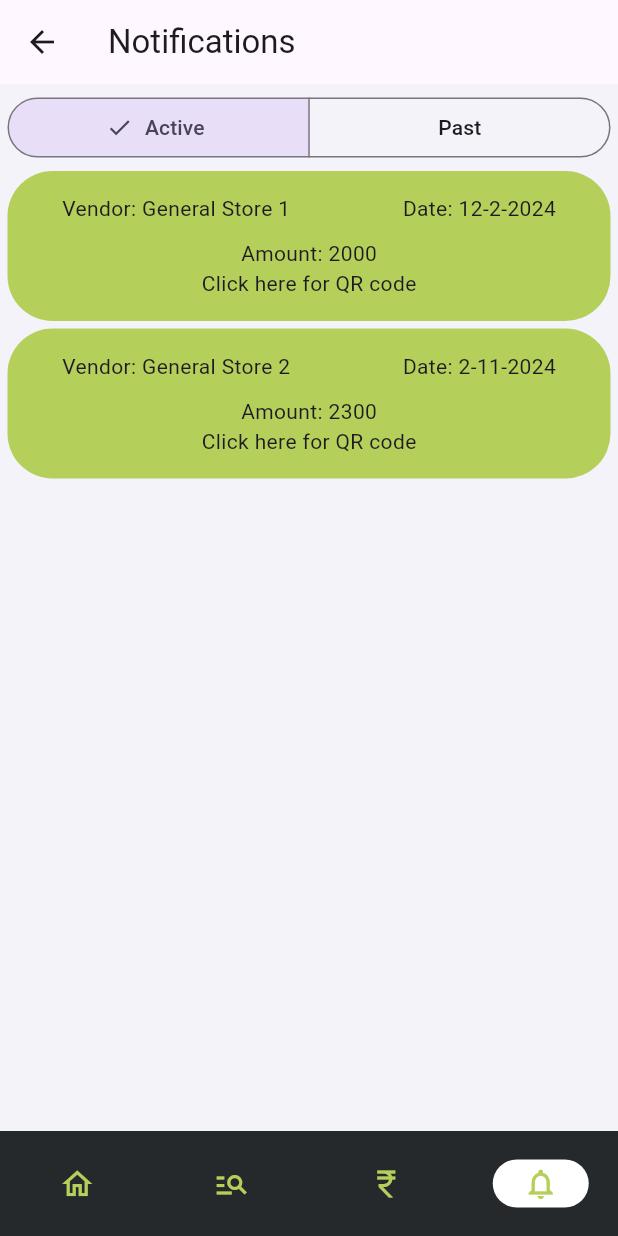
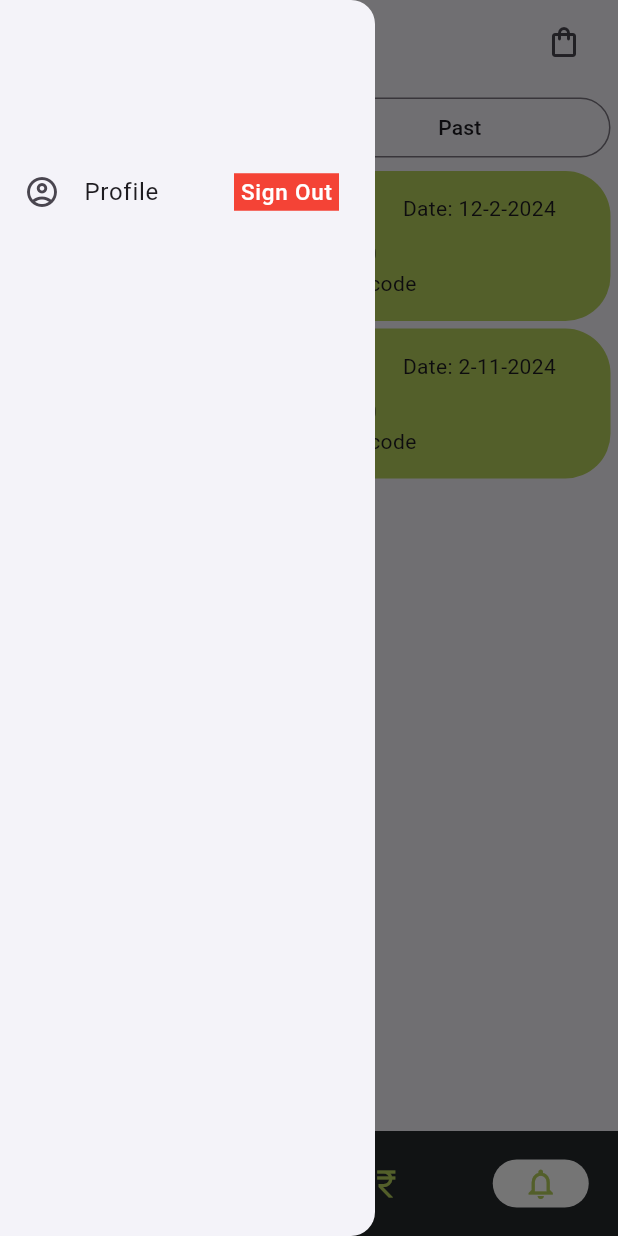
Before and after one commit to Shaunm1724/ration_seva, a Flutter app: the Notifications screen opened by its route, with the side drawer open (before the commit the screen has no drawer), on a phone screen of 412 x 824 dp. Run offline on Flutter 3.47's test engine with Material 3 defaults, Android fonts, the phone set to English and light mode, and no system bars; our stand-ins replace cloud_firestore, firebase_auth, firebase_core, flutter_map, latlong2, pretty_qr_code; accounts and stored records are empty.

Commit message:
Appbar and drawer

```diff
--- /dev/null
+++ b/lib/components/Common/drawer.dart
@@ -0,0 +1,55 @@
+import 'package:flutter/material.dart';
+import 'package:ration_seva/services/auth.dart';
+
+class DrawerWidget extends StatelessWidget {
+  const DrawerWidget({super.key});
+
+  @override
+  Widget build(BuildContext context) {
+    final AuthenticateService _auth = AuthenticateService();
+
+    void signOut() {
+      _auth.signOut();
+      Navigator.pushNamed(context, '/wrapper');
+    }
+
+    return Drawer(
+      width: 250,
+      backgroundColor: const Color(0xffF4F3F9),
+      child: Column(
+        mainAxisAlignment: MainAxisAlignment.start,
+        children: [
+          const SizedBox(height: 100),
+          ListTile(
+            leading: const Icon(
+              Icons.account_circle_outlined,
+            ),
+            title: const Text(
+              'Profile',
+            ),
+            trailing: GestureDetector(
+              onTap: () {
+                signOut();
+              },
+              child: Container(
+                decoration: const BoxDecoration(color: Colors.red),
+                height: 25,
+                width: 70,
+                child: const Center(
+                  child: Text(
+                    'Sign Out',
+                    style: TextStyle(
+                      color: Colors.white,
+                      fontSize: 15,
+                    ),
+                  ),
+                ),
+              ),
+            ),
+          ),
+          const ListTile(),
+        ],
+      ),
+    );
+  }
+}
--- a/lib/pages/item_description.dart
+++ b/lib/pages/item_description.dart
@@ -1,7 +1,7 @@
 import 'package:flutter/material.dart';
 import 'package:ration_seva/components/addtolist.dart'; // Import the Addtolist widget
 import 'package:ration_seva/components/expandable_button.dart'; // Import the ExpandableButton widget
-import 'package:ration_seva/components/navbar.dart';
+import 'package:ration_seva/components/Common/navbar.dart';
 
 import '../components/descriptions.dart';
 import '../components/items.dart';
--- a/lib/pages/notifications.dart
+++ b/lib/pages/notifications.dart
@@ -1,9 +1,10 @@
 // ignore_for_file: prefer_const_constructors
 
 import 'package:flutter/material.dart';
+import 'package:ration_seva/components/Common/drawer.dart';
 import 'package:ration_seva/components/Notification/choice_button.dart';
 import 'package:ration_seva/components/Notification/notification_tile.dart';
-import 'package:ration_seva/components/navbar.dart';
+import 'package:ration_seva/components/Common/navbar.dart';
 import 'package:ration_seva/services/firestore.dart';
 
 class Notifications extends StatefulWidget {
@@ -16,7 +17,6 @@ class Notifications extends StatefulWidget {
 class _NotificationsState extends State<Notifications> {
   final db = FireStoreDataBase();
 
-
   String choice = 'active';
 
   @override
@@ -27,11 +27,22 @@ class _NotificationsState extends State<Notifications> {
         currentPageIndex: 3,
       ),
       appBar: AppBar(
-        title: Text(
-          'Notifications',
-        ),
-        elevation: 0,
+        title: Text('Notifications'),
+        actions: [
+          Center(
+            widthFactor: 3,
+            child: GestureDetector(
+              onTap: () {
+                Navigator.pushNamed(context, '/payments');
+              },
+              child: const Icon(Icons.shopping_bag_outlined),
+            ),
+          ),
+        ],
+        backgroundColor: const Color(0xffF4F3F9),
+        elevation: 0.0,
       ),
+      drawer: DrawerWidget(),
       body: ListView(
         scrollDirection: Axis.vertical,
         padding: EdgeInsets.all(5),
--- a/lib/pages/payment.dart
+++ b/lib/pages/payment.dart
@@ -2,7 +2,7 @@ import 'package:flutter/material.dart';
 import 'package:ration_seva/components/changecolour.dart';
 
 import '../components/items.dart';
-import '../components/navbar.dart';
+import '../components/Common/navbar.dart';
 import '../components/selectpayment.dart';
 
 class Payment extends StatelessWidget {
```
Also changed, not shown: lib/pages/home.dart (+9 -50 lines), lib/pages/orders.dart (+19 -1 lines), lib/components/Common/navbar.dart (renamed from lib/components/navbar.dart).
